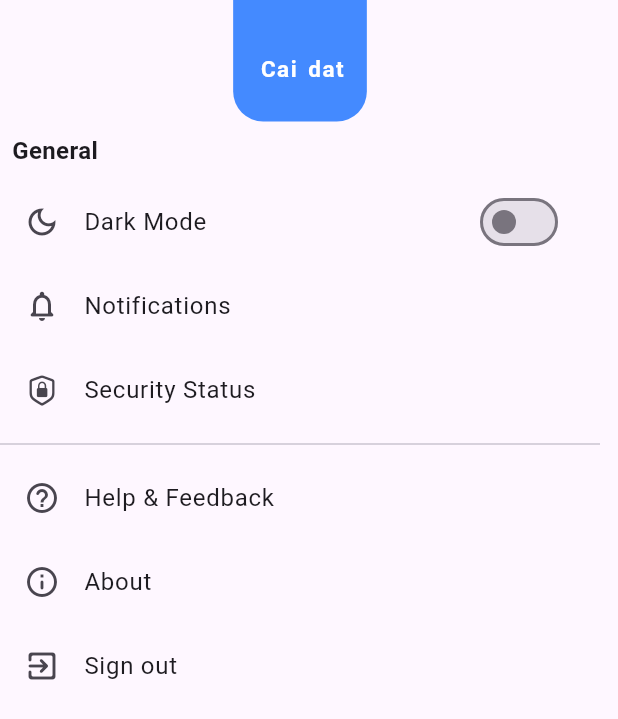
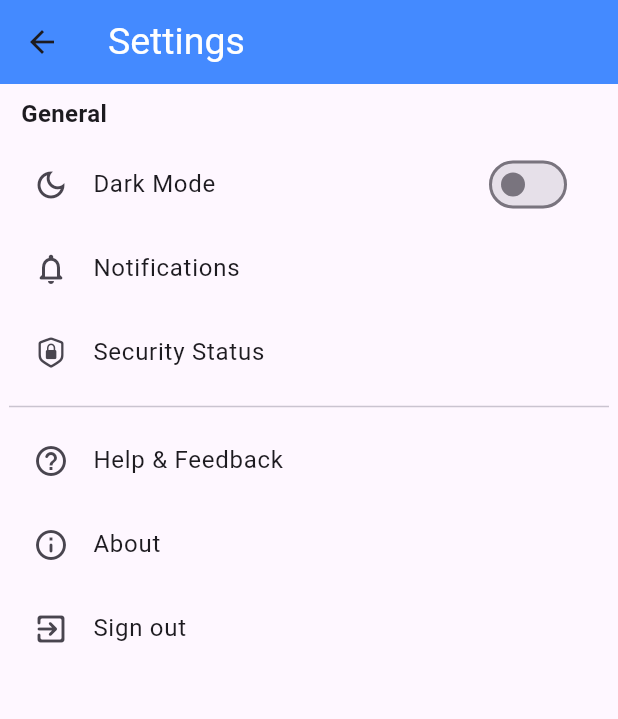
Before and after one commit to n4tsukii/bt-giua-ky, a Flutter app: the MySettings screen opened directly, on a phone screen of 412 x 824 dp. Shown: the top 719 px of the screen. Run offline on Flutter 3.47's test engine with Material 3 defaults, Android fonts, the phone set to English and light mode, and no system bars.

Commit message:
sửa lỗi file setting

```diff
--- a/lib/widgets/settings.dart
+++ b/lib/widgets/settings.dart
@@ -9,53 +9,32 @@ class MySettings extends StatefulWidget {
 }
 
 class _MySettings extends State<MySettings> {
-  bool _isDark =false;
+  bool _isDark = false;
   @override
-  Widget build(BuildContext context){
+  Widget build(BuildContext context) {
     return Theme(
       data: _isDark ? ThemeData.dark() : ThemeData.light(),
       child: Scaffold(
-        body: Column(
-          children: [
-            Container(
-              padding: EdgeInsets.only(top: 15, left: 15, right: 15, bottom: 10),
-              decoration: const BoxDecoration(
-                  color: Colors.blueAccent,
-                  borderRadius: BorderRadius.only(
-                    bottomLeft: Radius.circular(20),
-                    bottomRight: Radius.circular(20),
-                  )
-              ),
-              child: const Column(
-                crossAxisAlignment: CrossAxisAlignment.start,
-                children: [
-                  SizedBox(height: 20),
-                  Padding(
-                      padding: EdgeInsets.only(left: 3, bottom: 15),
-                      child: Text(
-                        'Cai dat',
+        appBar: AppBar(
+          title: const Text(
+            "Settings",
             style: TextStyle(
-                          fontSize: 15,
-                          fontWeight: FontWeight.w600,
-                          letterSpacing: 1,
-                          wordSpacing: 2,
+              fontSize: 25,
               color: Colors.white,
             ),
           ),
+          backgroundColor: Colors.blueAccent,
         ),
-                ],
-              ),
-            ),
-            Container(
+        body: Center(
+          child: Container(
             constraints: const BoxConstraints(maxWidth: 400),
             child: ListView(
-                shrinkWrap: true,
               children: [
                 _SingleSection(
-                      title: 'General',
+                  title: "General",
                   children: [
                     _CustomListTile(
-                            title: 'Dark Mode',
+                        title: "Dark Mode",
                         icon: Icons.dark_mode_outlined,
                         trailing: Switch(
                             value: _isDark,
@@ -63,17 +42,13 @@ class _MySettings extends State<MySettings> {
                               setState(() {
                                 _isDark = value;
                               });
-                            },
-                          ),
-                        ),
+                            })),
                     const _CustomListTile(
                         title: "Notifications",
-                            icon: Icons.notifications_none_rounded
-                        ),
+                        icon: Icons.notifications_none_rounded),
                     const _CustomListTile(
                         title: "Security Status",
-                            icon: CupertinoIcons.lock_shield
-                        ),
+                        icon: CupertinoIcons.lock_shield),
                   ],
                 ),
                 const Divider(),
@@ -90,8 +65,7 @@ class _MySettings extends State<MySettings> {
                 ),
               ],
             ),
-            )
-          ],
+          ),
         ),
       ),
     );
@@ -147,3 +121,93 @@ class _SingleSection extends StatelessWidget {
     );
   }
 }
+
+// class _MySettings extends State<MySettings> {
+//   bool _isDark =false;
+//   @override
+//   Widget build(BuildContext context){
+//     return Theme(
+//       data: _isDark ? ThemeData.dark() : ThemeData.light(),
+//       child: Scaffold(
+//         body: Column(
+//           children: [
+//             Container(
+//               padding: EdgeInsets.only(top: 20, left: 20, right: 20, bottom: 15),
+//               decoration: const BoxDecoration(
+//                   color: Colors.blueAccent,
+//                   borderRadius: BorderRadius.only(
+//                     bottomLeft: Radius.circular(20),
+//                     bottomRight: Radius.circular(20),
+//                   )
+//               ),
+//               child: const Column(
+//                 crossAxisAlignment: CrossAxisAlignment.start,
+//                 children: [
+//                   SizedBox(height: 20),
+//                   Padding(
+//                       padding: EdgeInsets.only(left: 3, bottom: 15),
+//                       child: Text(
+//                         'Cai dat',
+//                         style: TextStyle(
+//                           fontSize: 25,
+//                           fontWeight: FontWeight.w600,
+//                           letterSpacing: 1,
+//                           wordSpacing: 2,
+//                           color: Colors.white,
+//                         ),
+//                       ),
+//                   ),
+//                 ],
+//               ),
+//             ),
+//             Container(
+//               constraints: const BoxConstraints(maxWidth: 400),
+//               child: ListView(
+//                 shrinkWrap: true,
+//                 children: [
+//                   _SingleSection(
+//                       title: 'General',
+//                       children: [
+//                         _CustomListTile(
+//                             title: 'Dark Mode',
+//                             icon: Icons.dark_mode_outlined,
+//                           trailing: Switch(
+//                             value: _isDark,
+//                             onChanged: (value) {
+//                               setState(() {
+//                                 _isDark = value;
+//                               });
+//                             },
+//                           ),
+//                         ),
+//                         const _CustomListTile(
+//                             title: "Notifications",
+//                             icon: Icons.notifications_none_rounded
+//                         ),
+//                         const _CustomListTile(
+//                             title: "Security Status",
+//                             icon: CupertinoIcons.lock_shield
+//                         ),
+//                       ],
+//                   ),
+//                   const Divider(),
+//                   const _SingleSection(
+//                     children: [
+//                       _CustomListTile(
+//                           title: "Help & Feedback",
+//                           icon: Icons.help_outline_rounded),
+//                       _CustomListTile(
+//                           title: "About", icon: Icons.info_outline_rounded),
+//                       _CustomListTile(
+//                           title: "Sign out", icon: Icons.exit_to_app_rounded),
+//                     ],
+//                   ),
+//                 ],
+//               ),
+//             )
+//           ],
+//         ),
+//       ),
+//     );
+//   }
+// }
```
Lines whose indentation alone changed are shown as unchanged.
